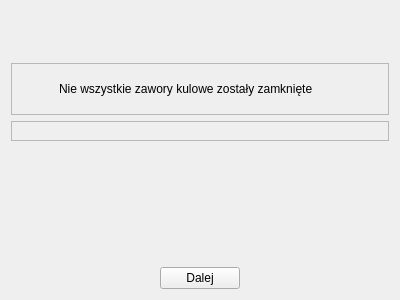
Above: testpageform.ui from wiacekmarcin/StanowiskoChemiczne before the change. Below: the same form after it.
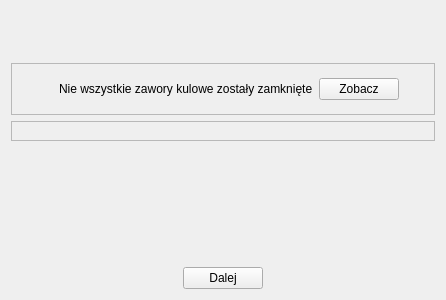
That is the form after the change. Icons and pictures are not drawn.

```diff
--- a/testpageform.ui
+++ b/testpageform.ui
@@ -6,7 +6,7 @@
    <rect>
     <x>0</x>
     <y>0</y>
-    <width>400</width>
+    <width>446</width>
     <height>300</height>
    </rect>
   </property>
@@ -94,6 +94,26 @@
         </property>
        </widget>
       </item>
+      <item>
+       <widget class="QPushButton" name="pbZobaczOtwarteZawory">
+        <property name="text">
+         <string>Zobacz</string>
+        </property>
+       </widget>
+      </item>
+      <item>
+       <spacer name="horizontalSpacer">
+        <property name="orientation">
+         <enum>Qt::Horizontal</enum>
+        </property>
+        <property name="sizeHint" stdset="0">
+         <size>
+          <width>40</width>
+          <height>20</height>
+         </size>
+        </property>
+       </spacer>
+      </item>
      </layout>
     </widget>
    </item>
```
